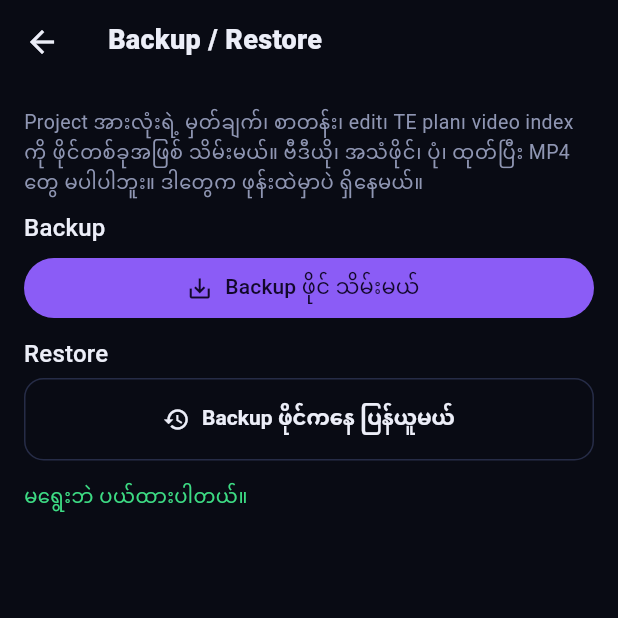
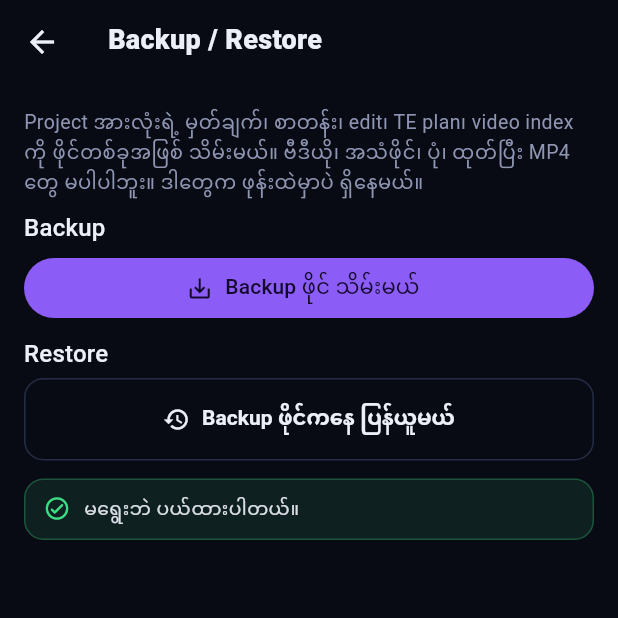
Before and after one commit to punk123321/RGyi-Recap-, a Flutter app: the BackupScreen screen opened directly, after a tap on "Backup ဖိုင်ကနေ ပြန်ယူမယ်", on a phone screen of 412 x 824 dp, the top half of it. Run offline on Flutter 3.47's test engine with Material 3 defaults, Android fonts, the phone set to English and light mode, and no system bars; our stand-ins replace sqflite, video_player; accounts and stored records are empty.

Commit message:
Polish backup and restore feedback

```diff
--- a/lib/ui/backup_screen.dart
+++ b/lib/ui/backup_screen.dart
@@ -105,11 +105,10 @@ class _BackupScreenState extends State<BackupScreen> {
         FilledButton.icon(onPressed: _busy ? null : _backup, icon: const Icon(Icons.save_alt, size: 18), label: const Text('Backup ဖိုင် သိမ်းမယ်')),
         const SectionTitle('Restore'),
         OutlinedButton.icon(onPressed: _busy ? null : _restore, icon: const Icon(Icons.restore, size: 18), label: const Text('Backup ဖိုင်ကနေ ပြန်ယူမယ်')),
-        if (_msg != null)
-          Padding(
-            padding: const EdgeInsets.only(top: 14),
-            child: Text(_msg!, style: TextStyle(color: _err ? DfColors.danger : DfColors.ok, fontSize: 13)),
-          ),
+        if (_msg != null) ...[
+          const SizedBox(height: 12),
+          PremiumMessage(_msg!, error: _err),
+        ],
       ]),
     );
   }
```
